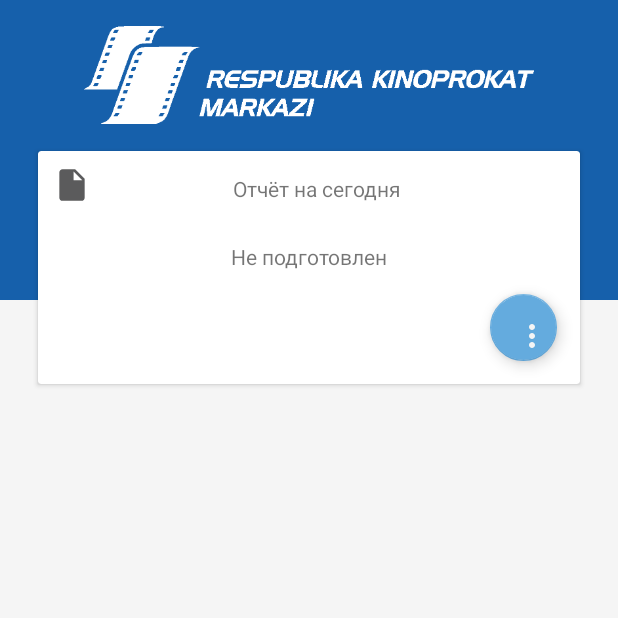
After one commit to kazimVahobov/kinoprokat_git, an Android app: the TheaterMainPage screen opened directly, with no data from a screen before it, on a phone screen of 412 x 824 dp, the top half of it. The commit adds this screen. Run offline under Robolectric (Android 15) with nearby library versions, the phone set to English and light mode, and no system bars.

Commit message:
complete today report card style on theater main page

```diff
--- a/server/androidClient/app/src/main/AndroidManifest.xml
+++ b/server/androidClient/app/src/main/AndroidManifest.xml
@@ -11,6 +11,7 @@
         android:roundIcon="@mipmap/ic_launcher_round"
         android:supportsRtl="true"
         android:theme="@style/AppTheme">
+        <activity android:name=".modules.theater.activities.TheaterMainPage"></activity>
         <activity android:name=".common_activities.LoginPage">
             <intent-filter>
                 <action android:name="android.intent.action.MAIN" />
@@ -18,8 +19,7 @@
                 <category android:name="android.intent.category.LAUNCHER" />
             </intent-filter>
         </activity>
-        <activity android:name=".MainActivity">
-        </activity>
+        <activity android:name=".MainActivity"></activity>
     </application>
 
 </manifest>
--- a/server/androidClient/app/src/main/java/com/example/kinoprokat/common_activities/LoginPage.java
+++ b/server/androidClient/app/src/main/java/com/example/kinoprokat/common_activities/LoginPage.java
@@ -1,5 +1,6 @@
 package com.example.kinoprokat.common_activities;
 
+import android.content.Intent;
 import android.content.SharedPreferences;
 import android.support.v7.app.AppCompatActivity;
 import android.os.Bundle;
@@ -18,6 +19,7 @@ import com.example.kinoprokat.models.Login;
 import com.example.kinoprokat.models.Role;
 import com.example.kinoprokat.models.Token;
 import com.example.kinoprokat.models.User;
+import com.example.kinoprokat.modules.theater.activities.TheaterMainPage;
 import com.example.kinoprokat.services.NetworkService;
 import com.example.kinoprokat.services.RoleService;
 
@@ -123,6 +125,8 @@ public class LoginPage extends AppCompatActivity implements View.OnClickListener
                 break;
             }
             case 2: {
+                Intent intent = new Intent(this, TheaterMainPage.class);
+                startActivity(intent);
                 break;
             }
             case 3: {
--- /dev/null
+++ b/server/androidClient/app/src/main/java/com/example/kinoprokat/modules/theater/activities/TheaterMainPage.java
@@ -0,0 +1,29 @@
+package com.example.kinoprokat.modules.theater.activities;
+
+import android.support.v4.app.FragmentManager;
+import android.support.v4.app.FragmentTransaction;
+import android.support.v7.app.AppCompatActivity;
+import android.os.Bundle;
+
+import com.example.kinoprokat.R;
+import com.example.kinoprokat.modules.theater.fragments.TheaterMainPageFr;
+
+public class TheaterMainPage extends AppCompatActivity {
+
+    private TheaterMainPageFr mainPageFr;
+    private FragmentManager fm;
+    private FragmentTransaction ft;
+
+    @Override
+    protected void onCreate(Bundle savedInstanceState) {
+        super.onCreate(savedInstanceState);
+        setContentView(R.layout.th_activity_main_page);
+
+
+        fm = getSupportFragmentManager();
+        ft = fm.beginTransaction();
+        mainPageFr = new TheaterMainPageFr();
+        ft.add(R.id.frame, mainPageFr);
+        ft.commit();
+    }
+}
--- /dev/null
+++ b/server/androidClient/app/src/main/java/com/example/kinoprokat/modules/theater/fragments/TheaterMainPageFr.java
@@ -0,0 +1,81 @@
+package com.example.kinoprokat.modules.theater.fragments;
+
+import android.content.Context;
+import android.os.Bundle;
+import android.support.design.widget.FloatingActionButton;
+import android.support.v4.app.Fragment;
+import android.view.LayoutInflater;
+import android.view.View;
+import android.view.ViewGroup;
+import android.view.animation.Animation;
+import android.view.animation.AnimationUtils;
+
+import com.example.kinoprokat.R;
+
+public class TheaterMainPageFr extends Fragment {
+
+    FloatingActionButton fab_add, fab_option, fab_edit, fab_send, fab_detail;
+    Animation anim_fab_open, anim_fab_close, anim_rotate_forward, anim_rotate_backward;
+    boolean isOpen = false;
+    View mainView;
+
+    @Override
+    public void onCreate(Bundle savedInstanceState) {
+        super.onCreate(savedInstanceState);
+    }
+
+    @Override
+    public View onCreateView(LayoutInflater inflater, ViewGroup container,
+                             Bundle savedInstanceState) {
+        // Inflate the layout for this fragment
+        mainView = inflater.inflate(R.layout.th_fr_main_page, container, false);
+        return mainView;
+    }
+
+    @Override
+    public void onStart() {
+        super.onStart();
+        findViews();
+    }
+
+    private void animateFabs() {
+        if (isOpen) {
+            fab_option.startAnimation(anim_rotate_backward);
+            fab_edit.startAnimation(anim_fab_close);
+            fab_send.startAnimation(anim_fab_close);
+            fab_detail.startAnimation(anim_fab_close);
+            fab_edit.setClickable(false);
+            fab_send.setClickable(false);
+            fab_detail.setClickable(false);
+            isOpen = false;
+        } else {
+            fab_option.startAnimation(anim_rotate_forward);
+            fab_edit.startAnimation(anim_fab_open);
+            fab_send.startAnimation(anim_fab_open);
+            fab_detail.startAnimation(anim_fab_open);
+            fab_edit.setClickable(true);
+            fab_send.setClickable(true);
+            fab_detail.setClickable(true);
+            isOpen = true;
+        }
+    }
+
+    private void findViews() {
+        fab_add = (FloatingActionButton) mainView.findViewById(R.id.add);
+        fab_option = (FloatingActionButton) mainView.findViewById(R.id.option);
+        fab_option.setOnClickListener(new View.OnClickListener() {
+            @Override
+            public void onClick(View view) {
+                animateFabs();
+            }
+        });
+        fab_edit = (FloatingActionButton) mainView.findViewById(R.id.edit);
+        fab_send = (FloatingActionButton) mainView.findViewById(R.id.send);
+        fab_detail = (FloatingActionButton) mainView.findViewById(R.id.detail);
+
+        anim_fab_open = AnimationUtils.loadAnimation(getContext(), R.anim.fab_open);
+        anim_fab_close = AnimationUtils.loadAnimation(getContext(), R.anim.fab_close);
+        anim_rotate_forward = AnimationUtils.loadAnimation(getContext(), R.anim.rotate_forward);
+        anim_rotate_backward= AnimationUtils.loadAnimation(getContext(), R.anim.rotate_backward);
+    }
+}
--- /dev/null
+++ b/server/androidClient/app/src/main/res/drawable/ic_add.xml
@@ -0,0 +1,9 @@
+<vector xmlns:android="http://schemas.android.com/apk/res/android"
+        android:width="24dp"
+        android:height="24dp"
+        android:viewportWidth="24.0"
+        android:viewportHeight="24.0">
+    <path
+        android:fillColor="#FF000000"
+        android:pathData="M19,13h-6v6h-2v-6H5v-2h6V5h2v6h6v2z"/>
+</vector>
--- /dev/null
+++ b/server/androidClient/app/src/main/res/drawable/ic_detail.xml
@@ -0,0 +1,9 @@
+<vector xmlns:android="http://schemas.android.com/apk/res/android"
+        android:width="24dp"
+        android:height="24dp"
+        android:viewportWidth="24.0"
+        android:viewportHeight="24.0">
+    <path
+        android:fillColor="#FF000000"
+        android:pathData="M12,4.5C7,4.5 2.73,7.61 1,12c1.73,4.39 6,7.5 11,7.5s9.27,-3.11 11,-7.5c-1.73,-4.39 -6,-7.5 -11,-7.5zM12,17c-2.76,0 -5,-2.24 -5,-5s2.24,-5 5,-5 5,2.24 5,5 -2.24,5 -5,5zM12,9c-1.66,0 -3,1.34 -3,3s1.34,3 3,3 3,-1.34 3,-3 -1.34,-3 -3,-3z"/>
+</vector>
--- /dev/null
+++ b/server/androidClient/app/src/main/res/drawable/ic_edit.xml
@@ -0,0 +1,13 @@
+<vector xmlns:android="http://schemas.android.com/apk/res/android"
+        android:width="24dp"
+        android:height="24dp"
+        android:viewportWidth="24.0"
+        android:viewportHeight="24.0">
+    <path
+        android:fillColor="#FF000000"
+        android:pathData="M17.75,7L14,3.25l-10,10L4,17h3.75l10,-10zM20.71,4.04c0.39,-0.39 0.39,-1.02 0,-1.41L18.37,0.29c-0.39,-0.39 -1.02,-0.39 -1.41,0L15,2.25 18.75,6l1.96,-1.96z"/>
+    <path
+        android:fillColor="#FF000000"
+        android:pathData="M0,20h24v4H0z"
+        android:fillAlpha=".36"/>
+</vector>
--- /dev/null
+++ b/server/androidClient/app/src/main/res/drawable/ic_option.xml
@@ -0,0 +1,9 @@
+<vector xmlns:android="http://schemas.android.com/apk/res/android"
+        android:width="24dp"
+        android:height="24dp"
+        android:viewportWidth="24.0"
+        android:viewportHeight="24.0">
+    <path
+        android:fillColor="#FF000000"
+        android:pathData="M12,8c1.1,0 2,-0.9 2,-2s-0.9,-2 -2,-2 -2,0.9 -2,2 0.9,2 2,2zM12,10c-1.1,0 -2,0.9 -2,2s0.9,2 2,2 2,-0.9 2,-2 -0.9,-2 -2,-2zM12,16c-1.1,0 -2,0.9 -2,2s0.9,2 2,2 2,-0.9 2,-2 -0.9,-2 -2,-2z"/>
+</vector>
--- /dev/null
+++ b/server/androidClient/app/src/main/res/drawable/ic_report.xml
@@ -0,0 +1,9 @@
+<vector xmlns:android="http://schemas.android.com/apk/res/android"
+        android:width="24dp"
+        android:height="24dp"
+        android:viewportWidth="24.0"
+        android:viewportHeight="24.0">
+    <path
+        android:fillColor="#FF000000"
+        android:pathData="M6,2c-1.1,0 -1.99,0.9 -1.99,2L4,20c0,1.1 0.89,2 1.99,2L18,22c1.1,0 2,-0.9 2,-2L20,8l-6,-6L6,2zM13,9L13,3.5L18.5,9L13,9z"/>
+</vector>
--- /dev/null
+++ b/server/androidClient/app/src/main/res/drawable/ic_send.xml
@@ -0,0 +1,9 @@
+<vector xmlns:android="http://schemas.android.com/apk/res/android"
+        android:width="24dp"
+        android:height="24dp"
+        android:viewportWidth="24.0"
+        android:viewportHeight="24.0">
+    <path
+        android:fillColor="#FF000000"
+        android:pathData="M21,3L3,10.53v0.98l6.84,2.65L12.48,21h0.98L21,3z"/>
+</vector>
--- /dev/null
+++ b/server/androidClient/app/src/main/res/layout/th_activity_main_page.xml
@@ -0,0 +1,15 @@
+<?xml version="1.0" encoding="utf-8"?>
+<android.support.constraint.ConstraintLayout xmlns:android="http://schemas.android.com/apk/res/android"
+    xmlns:app="http://schemas.android.com/apk/res-auto"
+    xmlns:tools="http://schemas.android.com/tools"
+    android:layout_width="match_parent"
+    android:layout_height="match_parent"
+    tools:context=".modules.theater.activities.TheaterMainPage">
+
+    <FrameLayout
+        android:id="@+id/frame"
+        android:layout_width="match_parent"
+        android:layout_height="match_parent">
+    </FrameLayout>
+
+</android.support.constraint.ConstraintLayout>
--- /dev/null
+++ b/server/androidClient/app/src/main/res/layout/th_fr_main_page.xml
@@ -0,0 +1,169 @@
+<?xml version="1.0" encoding="utf-8"?>
+<RelativeLayout xmlns:android="http://schemas.android.com/apk/res/android"
+    xmlns:tools="http://schemas.android.com/tools"
+    android:layout_width="match_parent"
+    android:layout_height="match_parent"
+    xmlns:app="http://schemas.android.com/apk/res-auto"
+    tools:context=".modules.theater.fragments.TheaterMainPageFr">
+
+    <RelativeLayout
+        android:id="@+id/card"
+        android:layout_width="match_parent"
+        android:layout_height="200dp"
+        android:background="@color/colorPrimary"
+        android:gravity="center_horizontal">
+
+        <ImageView
+            android:layout_width="300dp"
+            android:layout_height="100dp"
+            android:src="@mipmap/main_logo_white" />
+
+    </RelativeLayout>
+
+    <LinearLayout
+        android:layout_width="match_parent"
+        android:layout_height="225dp"
+        android:layout_marginTop="75dp"
+        android:elevation="3dp"
+        android:orientation="vertical">
+
+        <android.support.v7.widget.CardView
+            android:layout_width="match_parent"
+            android:layout_height="155dp"
+            android:layout_marginStart="25dp"
+            android:layout_marginTop="25dp"
+            android:layout_marginEnd="25dp"
+            android:layout_marginBottom="25dp"
+            android:elevation="3dp">
+
+            <LinearLayout
+                android:layout_width="match_parent"
+                android:layout_height="match_parent"
+                android:orientation="vertical">
+
+                <LinearLayout
+                    android:layout_width="match_parent"
+                    android:layout_height="wrap_content"
+                    android:elevation="5dp"
+                    android:orientation="horizontal">
+
+                    <ImageView
+                        android:layout_width="25dp"
+                        android:layout_height="25dp"
+                        android:layout_margin="10dp"
+                        android:src="@drawable/ic_report"
+                        android:tint="@color/gray" />
+
+                    <TextView
+                        android:layout_width="match_parent"
+                        android:layout_height="wrap_content"
+                        android:textAlignment="center"
+                        android:layout_marginTop="15dp"
+                        android:layout_marginEnd="35dp"
+                        android:text="@string/today_report"/>
+
+                </LinearLayout>
+
+                <LinearLayout
+                    android:layout_width="match_parent"
+                    android:layout_height="wrap_content"
+                    android:layout_marginTop="15dp">
+
+                    <TextView
+                        android:layout_width="match_parent"
+                        android:layout_height="wrap_content"
+                        android:textAlignment="center"
+                        android:text="Не подготовлен"/>
+
+                </LinearLayout>
+
+                <RelativeLayout
+                    android:layout_width="match_parent"
+                    android:layout_height="match_parent">
+
+                    <android.support.design.widget.FloatingActionButton
+                        android:id="@+id/option"
+                        android:layout_width="wrap_content"
+                        android:layout_height="wrap_content"
+                        android:layout_alignParentEnd="true"
+                        android:layout_alignParentBottom="true"
+                        android:layout_margin="15dp"
+                        app:srcCompat="@drawable/ic_option"
+                        android:tint="@color/smoke_white" />
+
+
+                    <android.support.design.widget.FloatingActionButton
+                        android:id="@+id/add"
+                        android:layout_width="wrap_content"
+                        android:layout_height="wrap_content"
+                        android:layout_margin="15dp"
+                        android:layout_alignParentEnd="true"
+                        android:layout_alignParentBottom="true"
+                        app:srcCompat="@drawable/ic_add"
+                        android:tint="@color/smoke_white"
+                        android:visibility="gone"/>
+
+                    <android.support.design.widget.FloatingActionButton
+                        android:id="@+id/detail"
+                        android:layout_width="wrap_content"
+                        android:layout_height="wrap_content"
+                        android:layout_marginBottom="10dp"
+                        android:layout_marginStart="15dp"
+                        android:layout_marginEnd="70dp"
+                        android:layout_alignParentEnd="true"
+                        android:layout_alignParentBottom="true"
+                        app:srcCompat="@drawable/ic_detail"
+                        android:tint="@color/smoke_white"
+                        android:visibility="invisible"/>
+
+                    <android.support.design.widget.FloatingActionButton
+                        android:id="@+id/send"
+                        android:layout_width="wrap_content"
+                        android:layout_height="wrap_content"
+                        android:layout_marginBottom="10dp"
+                        android:layout_marginStart="15dp"
+                        android:layout_marginEnd="130dp"
+                        android:layout_alignParentEnd="true"
+                        android:layout_alignParentBottom="true"
+                        app:srcCompat="@drawable/ic_send"
+                        android:tint="@color/smoke_white"
+                        android:visibility="invisible"/>
+
+                    <android.support.design.widget.FloatingActionButton
+                        android:id="@+id/edit"
+                        android:layout_width="wrap_content"
+                        android:layout_height="wrap_content"
+                        android:layout_marginBottom="10dp"
+                        android:layout_marginStart="15dp"
+                        android:layout_marginEnd="190dp"
+                        android:layout_alignParentEnd="true"
+                        android:layout_alignParentBottom="true"
+                        app:srcCompat="@drawable/ic_edit"
+                        android:tint="@color/smoke_white"
+                        android:visibility="invisible"/>
+
+                </RelativeLayout>
+
+
+            </LinearLayout>
+
+        </android.support.v7.widget.CardView>
+
+    </LinearLayout>
+
+    <ScrollView
+        android:layout_width="match_parent"
+        android:layout_height="match_parent"
+        android:layout_below="@+id/card"
+        android:background="@color/smoke_white"
+        android:paddingTop="15dp">
+
+        <LinearLayout
+            android:layout_width="match_parent"
+            android:layout_height="wrap_content">
+
+        </LinearLayout>
+
+    </ScrollView>
+
+</RelativeLayout>
--- a/server/androidClient/app/src/main/res/values/colors.xml
+++ b/server/androidClient/app/src/main/res/values/colors.xml
@@ -7,5 +7,5 @@
     <color name="error_bg">#ef5350</color>
     <color name="error_txt">#f5f5f5</color>
     <color name="smoke_white">#f5f5f5</color>
-    <color name="gray">#5b5b5c</color>
+    <color name="gray">#5B5B5C</color>
 </resources>
--- /dev/null
+++ b/server/androidClient/app/src/main/res/values/dimens.xml
@@ -0,0 +1,4 @@
+<?xml version="1.0" encoding="utf-8"?>
+<resources>
+    <dimen name="fab_margin">16dp</dimen>
+</resources>
--- a/server/androidClient/app/src/main/res/values/strings.xml
+++ b/server/androidClient/app/src/main/res/values/strings.xml
@@ -10,4 +10,8 @@
     <string name="error_of_network">Проблема с подключением</string>
     <string name="have_not_permission">У вас нет доступа</string>
     <string name="try_connect_again">Попробуйте подключиться заново</string>
+
+    <!-- TODO: Remove or change this placeholder text -->
+    <string name="hello_blank_fragment">Hello blank fragment</string>
+    <string name="today_report">Отчёт на сегодня</string>
 </resources>
```
Also changed, not shown: server/androidClient/app/src/main/res/anim/fab_close.xml (added, +20 -0 lines), server/androidClient/app/src/main/res/anim/fab_open.xml (added, +20 -0 lines), server/androidClient/app/src/main/res/anim/rotate_backward.xml (added, +12 -0 lines), server/androidClient/app/src/main/res/anim/rotate_forward.xml (added, +12 -0 lines).
